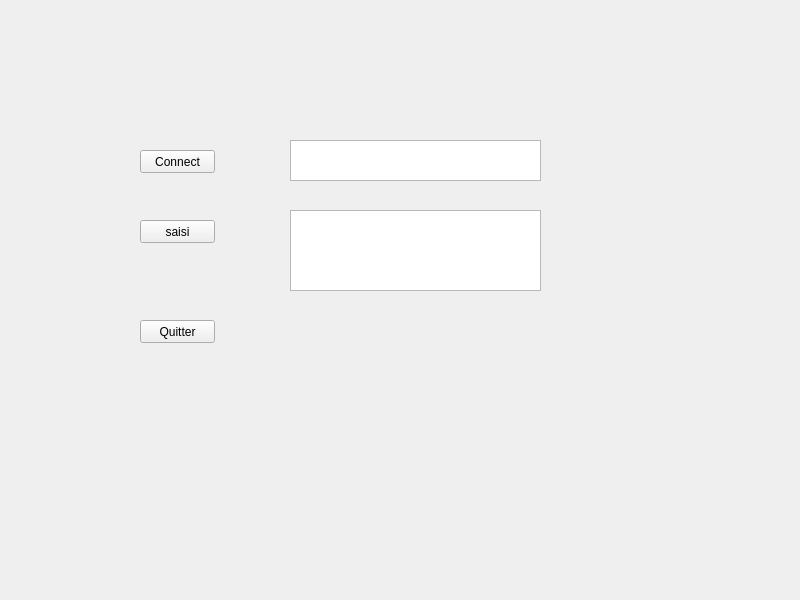
Qt form tutoriel/mafenetre.ui (WaldnerCeline/ProjetCommSansFils) before a commit.
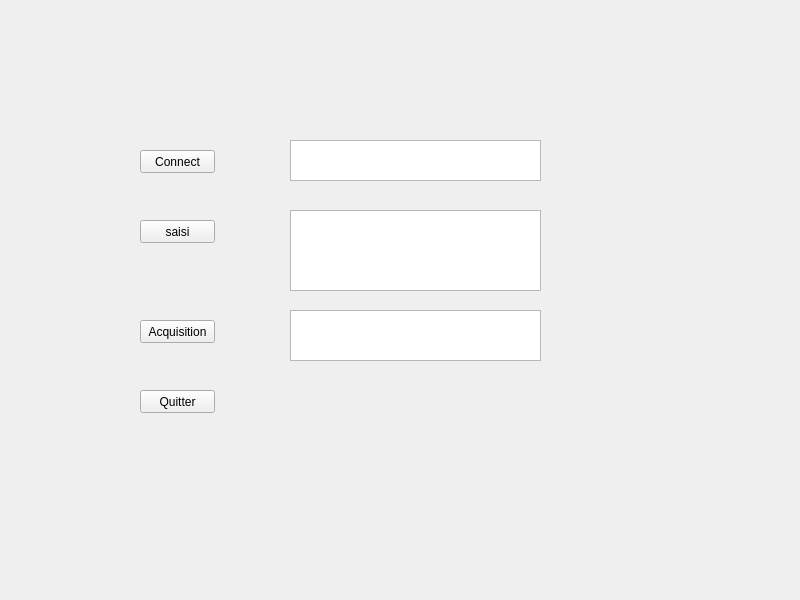
The same form after that commit.

The edit to the form file:
```diff
--- a/tutoriel/mafenetre.ui
+++ b/tutoriel/mafenetre.ui
@@ -63,7 +63,7 @@
    <property name="geometry">
     <rect>
      <x>140</x>
-     <y>320</y>
+     <y>390</y>
      <width>75</width>
      <height>23</height>
     </rect>
@@ -72,6 +72,29 @@
     <string>Quitter</string>
    </property>
   </widget>
+  <widget class="QPushButton" name="Acquisition">
+   <property name="geometry">
+    <rect>
+     <x>140</x>
+     <y>320</y>
+     <width>75</width>
+     <height>23</height>
+    </rect>
+   </property>
+   <property name="text">
+    <string>Acquisition</string>
+   </property>
+  </widget>
+  <widget class="QTextEdit" name="acquisition_lb">
+   <property name="geometry">
+    <rect>
+     <x>290</x>
+     <y>310</y>
+     <width>251</width>
+     <height>51</height>
+    </rect>
+   </property>
+  </widget>
  </widget>
  <resources/>
  <connections/>
```
